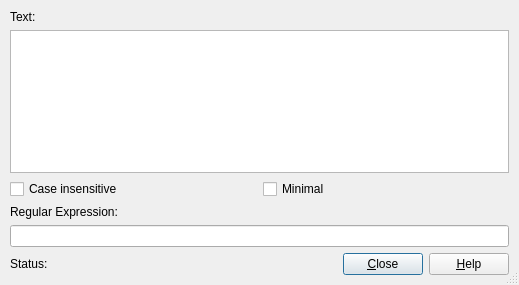
Old version of the form src/Tools/RegExp/regexpdialog.ui in the repository southseact-3d/fcd.
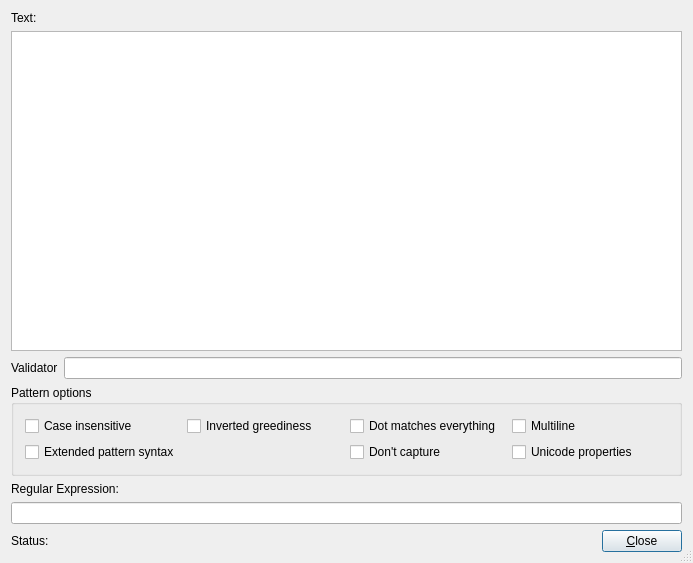
New version of the form.

Commit message: Tools: extend RegExp utility

What changed in the file:
```diff
--- a/src/Tools/RegExp/regexpdialog.ui
+++ b/src/Tools/RegExp/regexpdialog.ui
@@ -6,8 +6,8 @@
    <rect>
     <x>0</x>
     <y>0</y>
-    <width>519</width>
-    <height>285</height>
+    <width>693</width>
+    <height>563</height>
    </rect>
   </property>
   <property name="windowTitle">
@@ -16,63 +16,104 @@
   <property name="sizeGripEnabled">
    <bool>true</bool>
   </property>
-  <layout class="QGridLayout">
-   <property name="margin">
-    <number>10</number>
-   </property>
-   <property name="spacing">
-    <number>6</number>
-   </property>
-   <item row="0" column="0">
-    <widget class="QLabel" name="textLabel1">
-     <property name="text">
-      <string>Text:</string>
-     </property>
-    </widget>
-   </item>
+  <layout class="QGridLayout" name="gridLayout">
    <item row="1" column="0">
     <widget class="QTextEdit" name="textEdit1"/>
    </item>
    <item row="2" column="0">
-    <layout class="QHBoxLayout">
-     <property name="spacing">
-      <number>6</number>
-     </property>
-     <property name="margin">
-      <number>0</number>
-     </property>
+    <layout class="QHBoxLayout" name="horizontalLayout">
      <item>
-      <widget class="QCheckBox" name="checkBox1">
+      <widget class="QLabel" name="label">
        <property name="text">
-        <string>Case insensitive</string>
+        <string>Validator</string>
        </property>
       </widget>
      </item>
      <item>
-      <widget class="QCheckBox" name="checkBox3">
-       <property name="text">
-        <string>Minimal</string>
-       </property>
-      </widget>
+      <widget class="QLineEdit" name="lineEdit"/>
      </item>
     </layout>
    </item>
-   <item row="3" column="0">
+   <item row="4" column="0">
     <widget class="QLabel" name="textLabel2">
      <property name="text">
       <string>Regular Expression:</string>
      </property>
     </widget>
    </item>
-   <item row="4" column="0">
-    <widget class="QLineEdit" name="lineEdit1"/>
+   <item row="3" column="0">
+    <widget class="QGroupBox" name="groupBox">
+     <property name="title">
+      <string>Pattern options</string>
+     </property>
+     <layout class="QGridLayout" name="gridLayout_2">
+      <item row="0" column="0">
+       <widget class="QCheckBox" name="caseInsensitiveOption">
+        <property name="text">
+         <string>Case insensitive</string>
+        </property>
+       </widget>
+      </item>
+      <item row="0" column="3">
+       <widget class="QCheckBox" name="multilineOption">
+        <property name="text">
+         <string>Multiline</string>
+        </property>
+       </widget>
+      </item>
+      <item row="0" column="1">
+       <widget class="QCheckBox" name="invertedGreedinessOption">
+        <property name="text">
+         <string>Inverted greediness</string>
+        </property>
+       </widget>
+      </item>
+      <item row="0" column="2">
+       <widget class="QCheckBox" name="dotMatchesEverythingOption">
+        <property name="text">
+         <string>Dot matches everything</string>
+        </property>
+       </widget>
+      </item>
+      <item row="1" column="0" colspan="2">
+       <widget class="QCheckBox" name="extendedPatternSyntaxOption">
+        <property name="text">
+         <string>Extended pattern syntax</string>
+        </property>
+       </widget>
+      </item>
+      <item row="1" column="2">
+       <widget class="QCheckBox" name="dontCaptureOption">
+        <property name="text">
+         <string>Don't capture</string>
+        </property>
+       </widget>
+      </item>
+      <item row="1" column="3">
+       <widget class="QCheckBox" name="useUnicodePropertiesOption">
+        <property name="text">
+         <string>Unicode properties</string>
+        </property>
+       </widget>
+      </item>
+     </layout>
+    </widget>
    </item>
-   <item row="5" column="0">
+   <item row="6" column="0">
     <layout class="QHBoxLayout">
      <property name="spacing">
       <number>6</number>
      </property>
-     <property name="margin">
+     <property name="leftMargin">
+      <number>0</number>
+     </property>
+     <property name="topMargin">
+      <number>0</number>
+     </property>
+     <property name="rightMargin">
+      <number>0</number>
+     </property>
+     <property name="bottomMargin">
       <number>0</number>
      </property>
      <item>
@@ -121,18 +162,18 @@
        </property>
       </widget>
      </item>
-     <item>
-      <widget class="QPushButton" name="buttonHelp">
-       <property name="text">
-        <string>&amp;Help</string>
-       </property>
-       <property name="autoDefault">
-        <bool>true</bool>
-       </property>
-      </widget>
-     </item>
     </layout>
    </item>
+   <item row="5" column="0">
+    <widget class="QLineEdit" name="lineEditRegExp"/>
+   </item>
+   <item row="0" column="0">
+    <widget class="QLabel" name="textLabel1">
+     <property name="text">
+      <string>Text:</string>
+     </property>
+    </widget>
+   </item>
   </layout>
  </widget>
  <layoutdefault spacing="6" margin="11"/>
```
Left out of the diff: 14 changed lines with no effect on the pictures. The commit also changes 2 other files.
